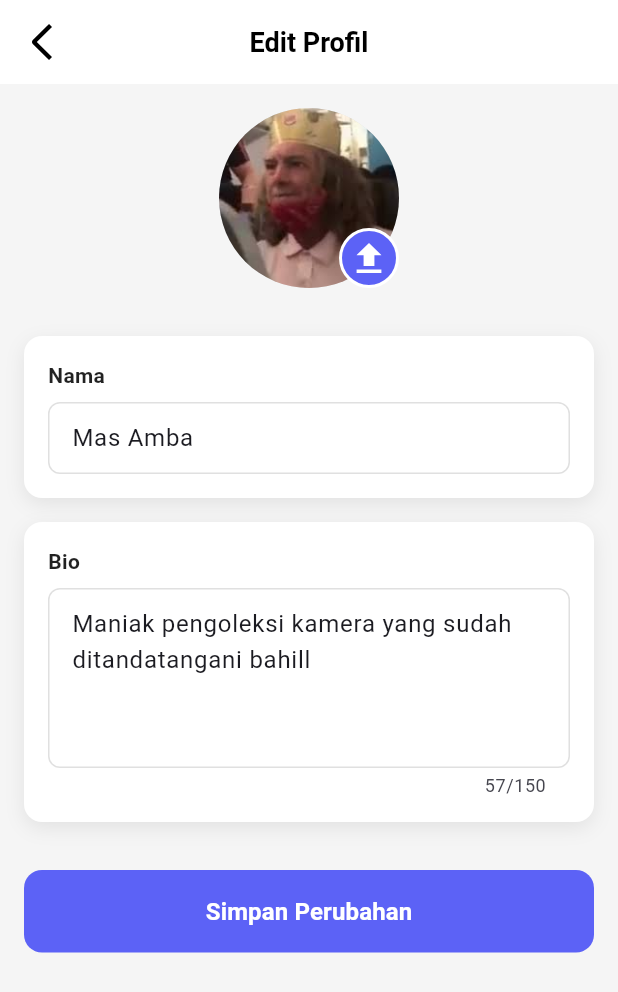
After one commit to NurulAldi/rentlens, a Flutter app: the PemilikEditProfilePage screen opened directly, on a phone screen of 412 x 824 dp. The commit adds this screen. Shown: the top 992 px of the screen. Run offline on Flutter 3.47's test engine with Material 3 defaults, Android fonts, the phone set to English and light mode, and no system bars; our stand-ins replace dotted_border, flutter_svg, image_picker; project files that could hold a hidden picture were left out.

Commit message:
add edit profil feature on pemilik profil

```diff
--- /dev/null
+++ b/lib/pemilik/pemilik_edit_profile_page.dart
@@ -0,0 +1,329 @@
+import 'dart:io';
+import 'package:flutter/material.dart';
+import 'package:flutter_svg/flutter_svg.dart';
+import 'package:image_picker/image_picker.dart';
+import 'package:provider/provider.dart';
+import '../providers/profile_provider.dart';
+
+class PemilikEditProfilePage extends StatefulWidget {
+  const PemilikEditProfilePage({super.key});
+
+  @override
+  State<PemilikEditProfilePage> createState() => _PemilikEditProfilePageState();
+}
+
+class _PemilikEditProfilePageState extends State<PemilikEditProfilePage> {
+  final TextEditingController _nameController = TextEditingController();
+  final TextEditingController _bioController = TextEditingController();
+  final ImagePicker _picker = ImagePicker();
+
+  String? _imageAsset = 'assets/images/profile_image2.jpeg';
+  File? _imageFile;
+
+  @override
+  void initState() {
+    super.initState();
+    // Load current profile data from provider
+    WidgetsBinding.instance.addPostFrameCallback((_) {
+      final profileProvider = context.read<ProfileProvider>();
+      _nameController.text = profileProvider.name;
+      _bioController.text = profileProvider.bio;
+      setState(() {
+        _imageAsset = profileProvider.imageAsset;
+        if (profileProvider.imagePath != null) {
+          _imageFile = File(profileProvider.imagePath!);
+          _imageAsset = null;
+        }
+      });
+    });
+  }
+
+  @override
+  void dispose() {
+    _nameController.dispose();
+    _bioController.dispose();
+    super.dispose();
+  }
+
+  Future<void> _pickImage() async {
+    try {
+      final XFile? pickedFile = await _picker.pickImage(
+        source: ImageSource.gallery,
+        maxWidth: 512,
+        maxHeight: 512,
+        imageQuality: 85,
+      );
+
+      if (pickedFile != null) {
+        setState(() {
+          _imageFile = File(pickedFile.path);
+          _imageAsset = null;
+        });
+      }
+    } catch (e) {
+      if (mounted) {
+        ScaffoldMessenger.of(context).showSnackBar(
+          SnackBar(
+            content: Text('Gagal memilih gambar: $e'),
+            backgroundColor: Colors.red,
+          ),
+        );
+      }
+    }
+  }
+
+  void _saveProfile() {
+    // Validasi
+    if (_nameController.text.trim().isEmpty) {
+      ScaffoldMessenger.of(context).showSnackBar(
+        const SnackBar(
+          content: Text('Nama tidak boleh kosong'),
+          backgroundColor: Colors.red,
+        ),
+      );
+      return;
+    }
+
+    if (_bioController.text.trim().isEmpty) {
+      ScaffoldMessenger.of(context).showSnackBar(
+        const SnackBar(
+          content: Text('Bio tidak boleh kosong'),
+          backgroundColor: Colors.red,
+        ),
+      );
+      return;
+    }
+
+    // Save to provider
+    final profileProvider = context.read<ProfileProvider>();
+    profileProvider.updateProfile(
+      name: _nameController.text.trim(),
+      bio: _bioController.text.trim(),
+      imagePath: _imageFile?.path,
+      imageAsset: _imageAsset,
+    );
+
+    // Show success message
+    ScaffoldMessenger.of(context).showSnackBar(
+      const SnackBar(
+        content: Text('Profil berhasil diperbarui'),
+        backgroundColor: Colors.green,
+      ),
+    );
+
+    // Navigate back
+    Navigator.pop(context);
+  }
+
+  @override
+  Widget build(BuildContext context) {
+    return Scaffold(
+      backgroundColor: Colors.grey[100],
+      appBar: AppBar(
+        backgroundColor: Colors.white,
+        elevation: 0,
+        leading: IconButton(
+          onPressed: () => Navigator.pop(context),
+          icon: SvgPicture.asset(
+            'assets/images/back_button.svg',
+            width: 24,
+            height: 24,
+          ),
+        ),
+        title: const Text(
+          'Edit Profil',
+          style: TextStyle(
+            color: Colors.black,
+            fontWeight: FontWeight.w600,
+            fontSize: 18,
+          ),
+        ),
+        centerTitle: true,
+      ),
+      body: SingleChildScrollView(
+        padding: const EdgeInsets.all(16),
+        child: Column(
+          crossAxisAlignment: CrossAxisAlignment.stretch,
+          children: [
+            // Photo Section
+            Center(
+              child: Stack(
+                children: [
+                  CircleAvatar(
+                    radius: 60,
+                    backgroundColor: Colors.grey.shade300,
+                    backgroundImage: _imageFile != null
+                        ? FileImage(_imageFile!)
+                        : _imageAsset != null
+                        ? AssetImage(_imageAsset!) as ImageProvider
+                        : null,
+                    child: _imageFile == null && _imageAsset == null
+                        ? const Icon(Icons.person, size: 60, color: Colors.grey)
+                        : null,
+                  ),
+                  Positioned(
+                    bottom: 0,
+                    right: 0,
+                    child: GestureDetector(
+                      onTap: _pickImage,
+                      child: Container(
+                        padding: const EdgeInsets.all(8),
+                        decoration: BoxDecoration(
+                          color: const Color(0xFF5C62F6),
+                          shape: BoxShape.circle,
+                          border: Border.all(color: Colors.white, width: 2),
+                        ),
+                        child: SvgPicture.asset(
+                          'assets/images/upload.svg',
+                          width: 20,
+                          height: 20,
+                          colorFilter: const ColorFilter.mode(
+                            Colors.white,
+                            BlendMode.srcIn,
+                          ),
+                        ),
+                      ),
+                    ),
+                  ),
+                ],
+              ),
+            ),
+            const SizedBox(height: 32),
+
+            // Name Field
+            Container(
+              decoration: BoxDecoration(
+                color: Colors.white,
+                borderRadius: BorderRadius.circular(12),
+                boxShadow: const [
+                  BoxShadow(
+                    color: Color(0x14000000),
+                    blurRadius: 10,
+                    offset: Offset(0, 4),
+                  ),
+                ],
+              ),
+              padding: const EdgeInsets.all(16),
+              child: Column(
+                crossAxisAlignment: CrossAxisAlignment.start,
+                children: [
+                  const Text(
+                    'Nama',
+                    style: TextStyle(
+                      fontSize: 14,
+                      fontWeight: FontWeight.w600,
+                      color: Colors.black87,
+                    ),
+                  ),
+                  const SizedBox(height: 8),
+                  TextField(
+                    controller: _nameController,
+                    decoration: InputDecoration(
+                      hintText: 'Masukkan nama Anda',
+                      border: OutlineInputBorder(
+                        borderRadius: BorderRadius.circular(8),
+                        borderSide: BorderSide(color: Colors.grey.shade300),
+                      ),
+                      enabledBorder: OutlineInputBorder(
+                        borderRadius: BorderRadius.circular(8),
+                        borderSide: BorderSide(color: Colors.grey.shade300),
+                      ),
+                      focusedBorder: OutlineInputBorder(
+                        borderRadius: BorderRadius.circular(8),
+                        borderSide: const BorderSide(
+                          color: Color(0xFF5C62F6),
+                          width: 2,
+                        ),
+                      ),
+                      contentPadding: const EdgeInsets.symmetric(
+                        horizontal: 12,
+                        vertical: 12,
+                      ),
+                    ),
+                  ),
+                ],
+              ),
+            ),
+            const SizedBox(height: 16),
+
+            // Bio Field
+            Container(
+              decoration: BoxDecoration(
+                color: Colors.white,
+                borderRadius: BorderRadius.circular(12),
+                boxShadow: const [
+                  BoxShadow(
+                    color: Color(0x14000000),
+                    blurRadius: 10,
+                    offset: Offset(0, 4),
+                  ),
+                ],
+              ),
+              padding: const EdgeInsets.all(16),
+              child: Column(
+                crossAxisAlignment: CrossAxisAlignment.start,
+                children: [
+                  const Text(
+                    'Bio',
+                    style: TextStyle(
+                      fontSize: 14,
+                      fontWeight: FontWeight.w600,
+                      color: Colors.black87,
+                    ),
+                  ),
+                  const SizedBox(height: 8),
+                  TextField(
+                    controller: _bioController,
+                    maxLines: 4,
+                    maxLength: 150,
+                    decoration: InputDecoration(
+                      hintText: 'Ceritakan sedikit tentang Anda',
+                      border: OutlineInputBorder(
+                        borderRadius: BorderRadius.circular(8),
+                        borderSide: BorderSide(color: Colors.grey.shade300),
+                      ),
+                      enabledBorder: OutlineInputBorder(
+                        borderRadius: BorderRadius.circular(8),
+                        borderSide: BorderSide(color: Colors.grey.shade300),
+                      ),
+                      focusedBorder: OutlineInputBorder(
+                        borderRadius: BorderRadius.circular(8),
+                        borderSide: const BorderSide(
+                          color: Color(0xFF5C62F6),
+                          width: 2,
+                        ),
+                      ),
+                      contentPadding: const EdgeInsets.symmetric(
+                        horizontal: 12,
+                        vertical: 12,
+                      ),
+                    ),
+                  ),
+                ],
+              ),
+            ),
+            const SizedBox(height: 32),
+
+            // Save Button
+            ElevatedButton(
+              onPressed: _saveProfile,
+              style: ElevatedButton.styleFrom(
+                backgroundColor: const Color(0xFF5C62F6),
+                foregroundColor: Colors.white,
+                padding: const EdgeInsets.symmetric(vertical: 16),
+                shape: RoundedRectangleBorder(
+                  borderRadius: BorderRadius.circular(12),
+                ),
+                elevation: 0,
+              ),
+              child: const Text(
+                'Simpan Perubahan',
+                style: TextStyle(fontSize: 16, fontWeight: FontWeight.w600),
+              ),
+            ),
+          ],
+        ),
+      ),
+    );
+  }
+}
--- /dev/null
+++ b/lib/providers/profile_provider.dart
@@ -0,0 +1,44 @@
+import 'package:flutter/foundation.dart';
+
+class ProfileProvider extends ChangeNotifier {
+  String _name = 'Mas Amba';
+  String _bio = 'Maniak pengoleksi kamera yang sudah ditandatangani bahill';
+  String? _imageAsset = 'assets/images/profile_image2.jpeg';
+  String? _imagePath;
+
+  // Getters
+  String get name => _name;
+  String get bio => _bio;
+  String? get imageAsset => _imageAsset;
+  String? get imagePath => _imagePath;
+
+  // Update profile
+  void updateProfile({
+    required String name,
+    required String bio,
+    String? imagePath,
+    String? imageAsset,
+  }) {
+    _name = name;
+    _bio = bio;
+
+    if (imagePath != null) {
+      _imagePath = imagePath;
+      _imageAsset = null;
+    } else if (imageAsset != null) {
+      _imageAsset = imageAsset;
+      _imagePath = null;
+    }
+
+    notifyListeners();
+  }
+
+  // Reset to default
+  void reset() {
+    _name = 'Mas Amba';
+    _bio = 'Maniak pengoleksi kamera yang sudah ditandatangani bahill';
+    _imageAsset = 'assets/images/profile_image2.jpeg';
+    _imagePath = null;
+    notifyListeners();
+  }
+}
--- a/lib/utils/drawer_navigator.dart
+++ b/lib/utils/drawer_navigator.dart
@@ -37,10 +37,6 @@ class DrawerNavigator {
           Navigator.pushReplacementNamed(context, '/pemilik/profile');
         }
         break;
-
-      case DrawerMenu.logout:
-        // Logout handled in AppDrawer
-        break;
     }
   }
 }
```
Also changed, not shown: lib/main.dart (+8 -2 lines), lib/pemilik/pemilik_profile_page.dart (+77 -14 lines), lib/widgets/app_drawer.dart (+1 -8 lines).
